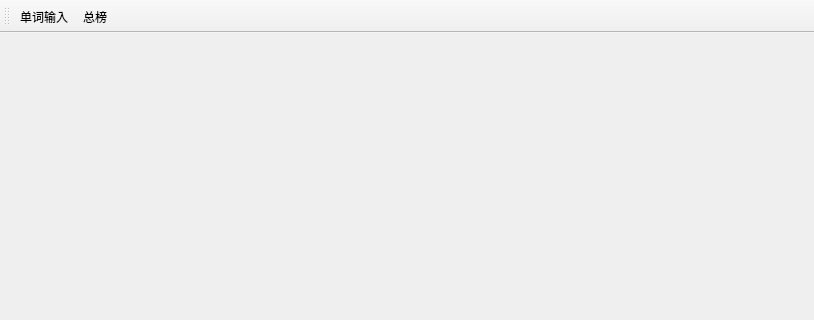
Old version of the form word_training.ui in the repository PrinceVictor/word_training; both pictures show x 0 to 814 and y 0 to 320 of the 814 by 540 pixel window.
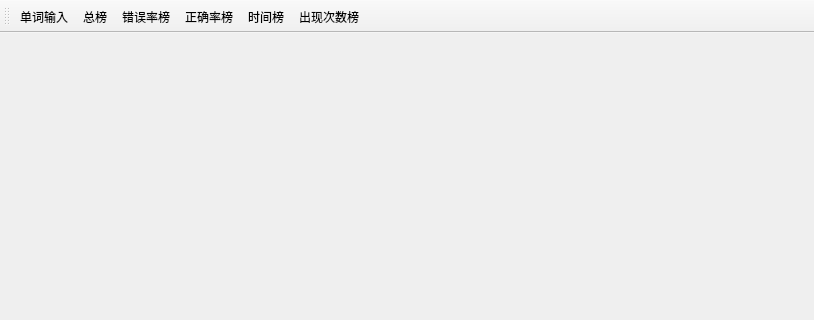
New version of the form.

```diff
--- a/word_training.ui
+++ b/word_training.ui
@@ -33,6 +33,10 @@
    </attribute>
    <addaction name="action"/>
    <addaction name="action_2"/>
+   <addaction name="action_3"/>
+   <addaction name="action_4"/>
+   <addaction name="action_5"/>
+   <addaction name="action_6"/>
   </widget>
   <widget class="QStatusBar" name="statusBar"/>
   <action name="action">
@@ -45,6 +49,26 @@
     <string>总榜</string>
    </property>
   </action>
+  <action name="action_3">
+   <property name="text">
+    <string>错误率榜</string>
+   </property>
+  </action>
+  <action name="action_4">
+   <property name="text">
+    <string>正确率榜</string>
+   </property>
+  </action>
+  <action name="action_5">
+   <property name="text">
+    <string>时间榜</string>
+   </property>
+  </action>
+  <action name="action_6">
+   <property name="text">
+    <string>出现次数榜</string>
+   </property>
+  </action>
  </widget>
  <layoutdefault spacing="6" margin="11"/>
  <resources/>
```
